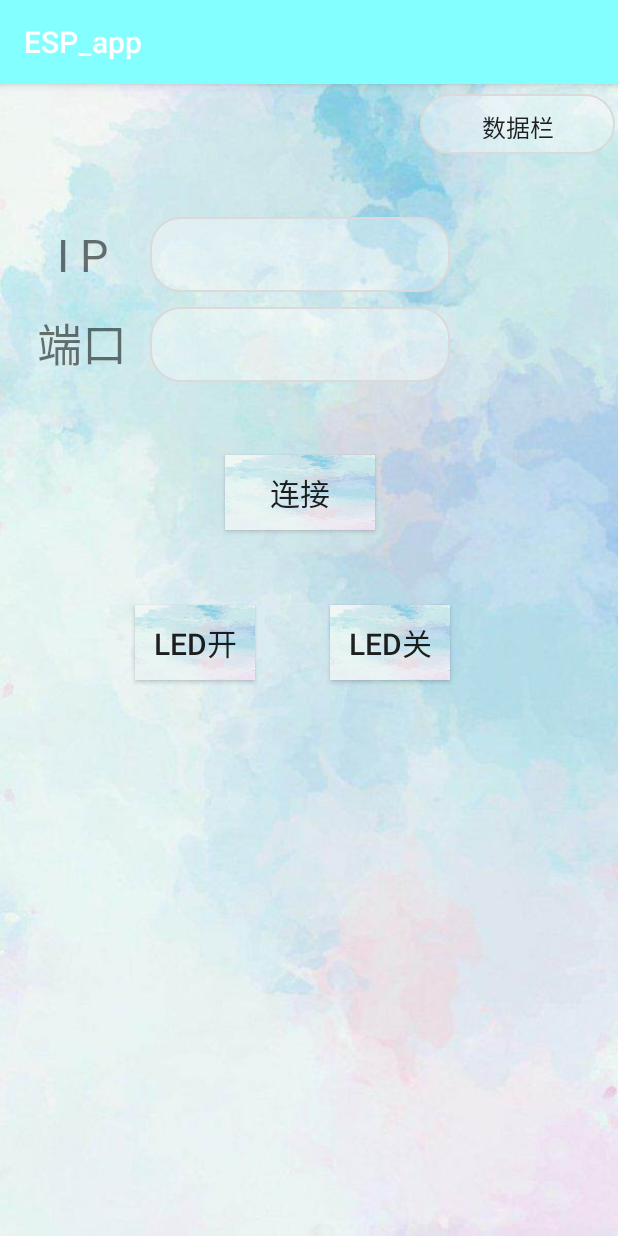
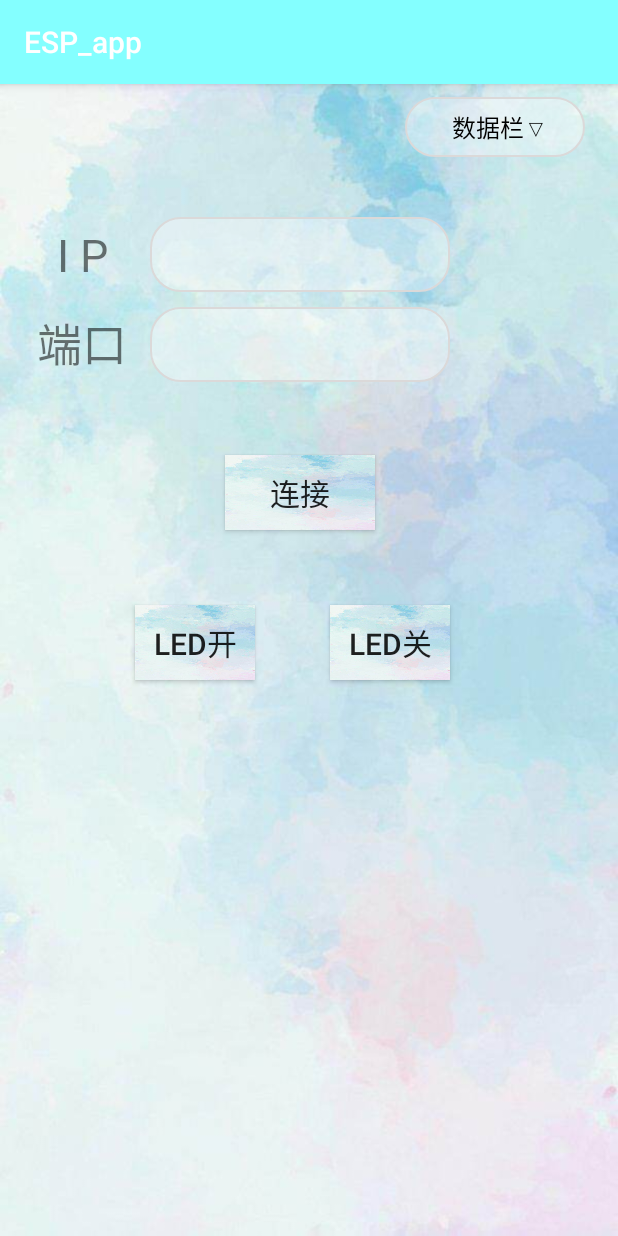
Before and after one commit to TJUamoeba/CDP2, an Android app: the screen it shows after launch (SpinnerActicity), on a phone screen of 412 x 824 dp. Run offline under Robolectric (Android 15) with nearby library versions, the phone set to English and light mode, and no system bars.

Commit message:
interface update.

```diff
--- a/app/src/main/java/com/example/esp_app/SpinnerActicity.java
+++ b/app/src/main/java/com/example/esp_app/SpinnerActicity.java
@@ -44,7 +44,7 @@ public class SpinnerActicity extends AppCompatActivity implements OnItemSelected
         port = (EditText) findViewById(R.id.port_num);
 
         String[] arr = {"数据栏▽", "温湿数据", "烟霾数据", "火焰指数"};
-        ArrayAdapter<String> adapter = new ArrayAdapter<String>(this, android.R.layout.simple_list_item_1, arr);
+        ArrayAdapter<String> adapter = new ArrayAdapter<String>(this, android.R.layout.simple_spinner_dropdown_item, arr);
 
         spi.setAdapter(adapter);
         spi.setOnItemSelectedListener((AdapterView.OnItemSelectedListener) this);
--- a/app/src/main/res/layout/activity_main.xml
+++ b/app/src/main/res/layout/activity_main.xml
@@ -82,13 +82,15 @@
 
     <Spinner
         android:id="@+id/spi_list"
-        android:layout_width="130dp"
+        android:layout_width="120dp"
         android:layout_height="40dp"
-        android:layout_marginLeft="-20dp"
+        android:layout_marginLeft="-30dp"
         android:background="@drawable/but"
         android:dropDownWidth="150dp"
         android:entries="@array/functions"
-        android:paddingLeft="25dp">
+        android:paddingLeft="23dp"
+
+        >
 
     </Spinner>
 
```
